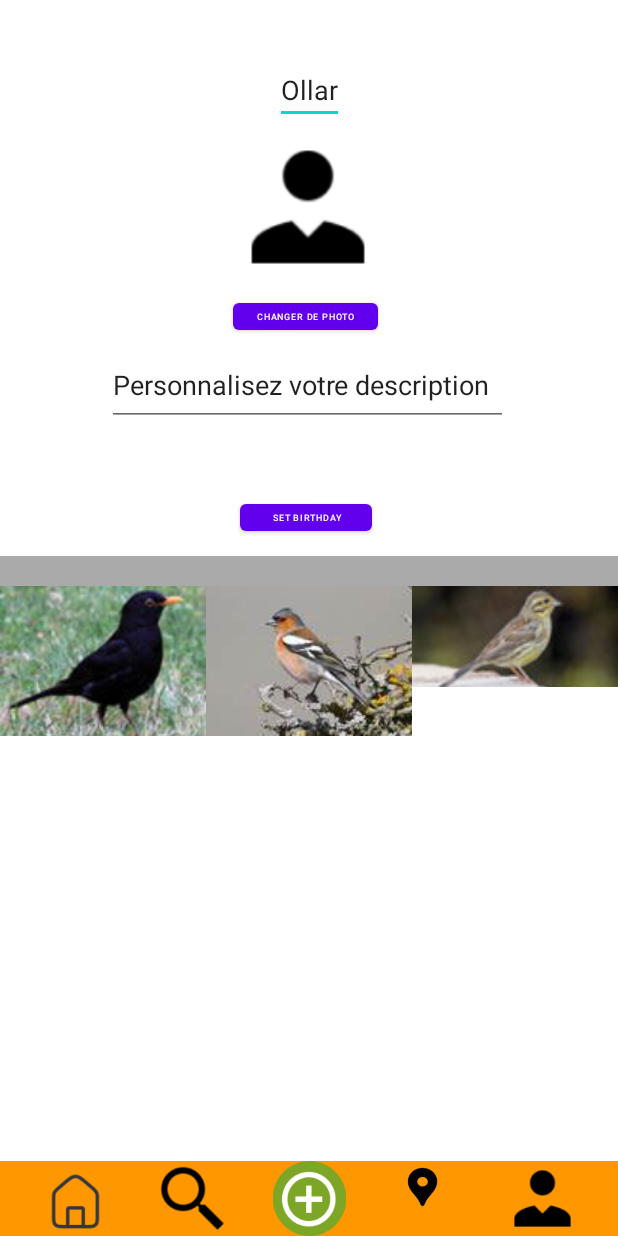
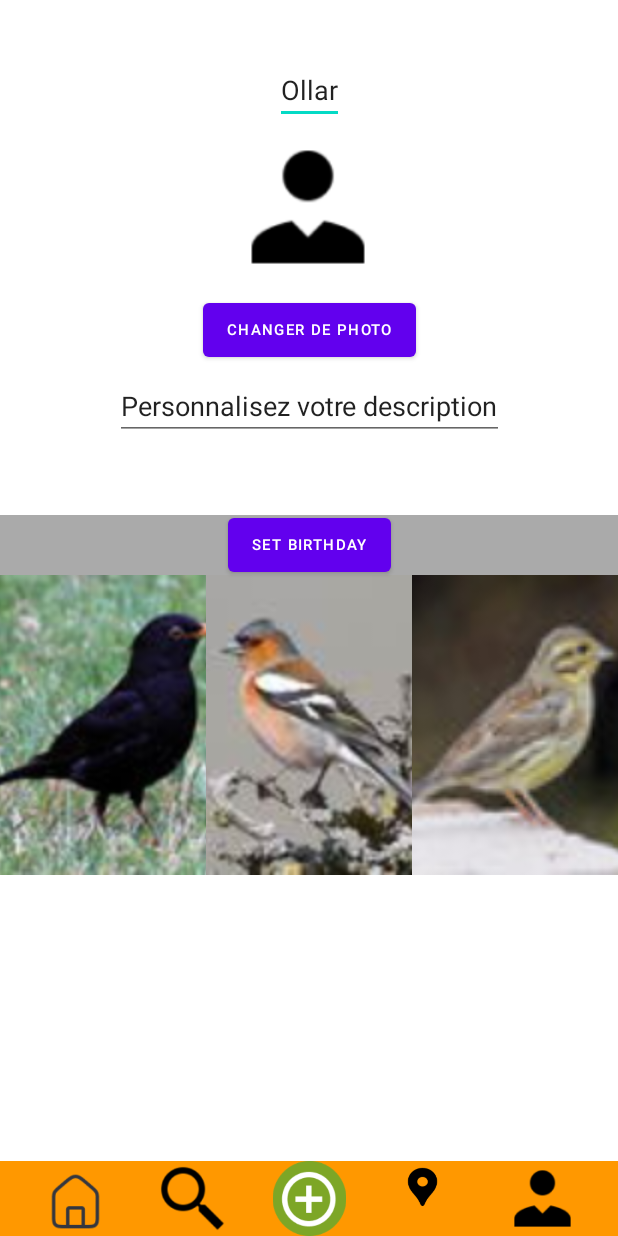
Before and after one commit to deliasTheo/Mon-Zozio, an Android app: the screen it shows after launch (Profil), after a tap on an icon or button, on a phone screen of 412 x 824 dp. Run offline under Robolectric (Android 15) with nearby library versions, the phone set to English and light mode, and no system bars; pictures from the network do not load; Roboto replaces fonts that are not available here.

Commit message:
responsive profile

```diff
--- a/app/build.gradle
+++ b/app/build.gradle
@@ -38,7 +38,8 @@ android {
 }
 
 dependencies {
-
+    implementation 'androidx.window:window:1.0.0'
+    implementation 'androidx.window:window-java:1.0.0'
     implementation 'androidx.appcompat:appcompat:1.6.1'
     implementation 'com.google.android.material:material:1.8.0'
     implementation 'androidx.constraintlayout:constraintlayout:2.1.4'
--- a/app/src/main/java/edu/polytech/Mon_Zozio/Profil.java
+++ b/app/src/main/java/edu/polytech/Mon_Zozio/Profil.java
@@ -1,6 +1,9 @@
 package edu.polytech.Mon_Zozio;
 
 import androidx.appcompat.app.AppCompatActivity;
+import androidx.constraintlayout.widget.ConstraintLayout;
+import androidx.constraintlayout.widget.ConstraintSet;
+import androidx.constraintlayout.widget.Guideline;
 import androidx.fragment.app.Fragment;
 
 import android.app.DatePickerDialog;
@@ -17,6 +20,7 @@ import android.text.Editable;
 import android.text.TextWatcher;
 import android.util.Log;
 import android.view.View;
+import android.view.ViewGroup;
 import android.view.Window;
 import android.view.inputmethod.InputMethodManager;
 import android.widget.AdapterView;
@@ -58,10 +62,16 @@ public class Profil extends AppCompatActivity implements ClickableMenuItem<Integ
         fragmentFame.setArguments(args);
         getSupportFragmentManager().beginTransaction().add(R.id.fragmentMenu, (Fragment) fragmentFame).commit();
 
+
+        WindowSizeClass currentHeight = WindowSizeClass.computeWindowSizeClasses(getResources(), this)[0];
+        WindowSizeClass currentWidth = WindowSizeClass.computeWindowSizeClasses(getResources(), this)[1];
+
+
         // Description
         description = findViewById(R.id.description);
         description.setText(User.getInstance().getDescription());
         btnDescriptionValidation = findViewById(R.id.btndescriptionvalidation);
+
 
         // Photo
         btnPhoto = findViewById(R.id.btnphoto);
@@ -76,7 +86,7 @@ public class Profil extends AppCompatActivity implements ClickableMenuItem<Integ
 
         // GridView
         GridView gridView = findViewById(R.id.gridView);
-        ProfileImageAdapter imageAdapter = new ProfileImageAdapter(this);
+        ProfileImageAdapter imageAdapter = new ProfileImageAdapter(this, getResources(), this);
         gridView.setAdapter(imageAdapter);
 
         // Ajoutez vos images à l'adaptateur de la grille
@@ -151,6 +161,38 @@ public class Profil extends AppCompatActivity implements ClickableMenuItem<Integ
                 showBirthdayPickerDialog();
             }
         });
+        ConstraintLayout constraintLayout = findViewById(R.id.layoutConstraint);
+        ConstraintSet constraintSet = new ConstraintSet();
+        constraintSet.clone(constraintLayout);
+
+        if(currentWidth==WindowSizeClass.EXPANDED){
+            btnDescriptionValidation.setWidth(500);
+            userName.setTextSize(40);
+            description.setTextSize(40);
+            description.setMaxWidth(1500);
+
+            constraintSet.connect(btnSetBirthday.getId(), ConstraintSet.START, btnPhoto.getId(), ConstraintSet.END);
+            constraintSet.connect(btnSetBirthday.getId(), ConstraintSet.END, ConstraintSet.PARENT_ID, ConstraintSet.END);
+            constraintSet.connect(btnSetBirthday.getId(), ConstraintSet.TOP, btnPhoto.getId(), ConstraintSet.TOP);
+            constraintSet.connect(btnSetBirthday.getId(), ConstraintSet.BOTTOM, btnPhoto.getId(), ConstraintSet.BOTTOM);
+            constraintSet.applyTo(constraintLayout);
+
+            constraintSet.connect(btnPhoto.getId(), ConstraintSet.END, btnSetBirthday.getId(), ConstraintSet.START);
+            constraintSet.applyTo(constraintLayout);
+
+            btnSetBirthday.setTextSize(23);
+            btnPhoto.setTextSize(23);
+            btnSetBirthday.setWidth(650);
+            btnPhoto.setWidth(650);
+
+            ViewGroup.LayoutParams layoutParams = imageView.getLayoutParams();
+            layoutParams.height = (int) (layoutParams.height*2);
+            layoutParams.width = (int) (layoutParams.width*2);
+            imageView.setLayoutParams(layoutParams);
+
+
+        }
+
     }
 
 
--- a/app/src/main/java/edu/polytech/Mon_Zozio/ProfileImageAdapter.java
+++ b/app/src/main/java/edu/polytech/Mon_Zozio/ProfileImageAdapter.java
@@ -1,11 +1,14 @@
 package edu.polytech.Mon_Zozio;
 
 import android.content.Context;
+import android.content.res.Resources;
 import android.view.View;
 import android.view.ViewGroup;
 import android.widget.BaseAdapter;
 import android.widget.GridView;
 import android.widget.ImageView;
+
+import androidx.appcompat.app.AppCompatActivity;
 
 import java.util.ArrayList;
 import java.util.List;
@@ -13,10 +16,15 @@ import java.util.List;
 public class ProfileImageAdapter extends BaseAdapter {
     private Context context;
     private List<Integer> images;
+    private WindowSizeClass width;
 
-    public ProfileImageAdapter(Context context) {
+
+
+    public ProfileImageAdapter(Context context, Resources resources, AppCompatActivity activity) {
         this.context = context;
         this.images = new ArrayList<>();
+        width = WindowSizeClass.computeWindowSizeClasses(resources, activity)[1];
+
     }
 
     public void addImage(int resourceId) {
@@ -44,7 +52,11 @@ public class ProfileImageAdapter extends BaseAdapter {
         ImageView imageView;
         if (convertView == null) {
             imageView = new ImageView(context);
-            imageView.setLayoutParams(new GridView.LayoutParams(ViewGroup.LayoutParams.MATCH_PARENT, ViewGroup.LayoutParams.MATCH_PARENT));
+            if(width==WindowSizeClass.EXPANDED){
+                imageView.setLayoutParams(new GridView.LayoutParams(ViewGroup.LayoutParams.MATCH_PARENT,500));
+            }else{
+                imageView.setLayoutParams(new GridView.LayoutParams(ViewGroup.LayoutParams.MATCH_PARENT, 300));
+            }
             imageView.setScaleType(ImageView.ScaleType.CENTER_CROP);
         } else {
             imageView = (ImageView) convertView;
@@ -55,4 +67,12 @@ public class ProfileImageAdapter extends BaseAdapter {
 
         return imageView;
     }
+    public void setImage(int height, int width){
+        ImageView imageView;
+        imageView = new ImageView(context);
+        imageView.setLayoutParams(new GridView.LayoutParams(width,height));
+        imageView.setScaleType(ImageView.ScaleType.CENTER_CROP);
+
+
+    }
 }
--- /dev/null
+++ b/app/src/main/java/edu/polytech/Mon_Zozio/WindowSizeClass.java
@@ -0,0 +1,44 @@
+package edu.polytech.Mon_Zozio;
+
+import android.content.res.Resources;
+
+import androidx.appcompat.app.AppCompatActivity;
+import androidx.window.layout.WindowMetrics;
+import androidx.window.layout.WindowMetricsCalculator;
+
+public enum WindowSizeClass {
+
+    COMPACT, MEDIUM, EXPANDED;
+
+    public static WindowSizeClass[] computeWindowSizeClasses(Resources resources, AppCompatActivity activity) {
+        WindowMetrics metrics = WindowMetricsCalculator.getOrCreate()
+                .computeCurrentWindowMetrics(activity);
+
+        float widthDp = metrics.getBounds().width() /
+                resources.getDisplayMetrics().density;
+        WindowSizeClass widthWindowSizeClass;
+
+        if (widthDp < 600f) {
+            widthWindowSizeClass = WindowSizeClass.COMPACT;
+        } else if (widthDp < 840f) {
+            widthWindowSizeClass = WindowSizeClass.MEDIUM;
+        } else {
+            widthWindowSizeClass = WindowSizeClass.EXPANDED;
+        }
+
+        float heightDp = metrics.getBounds().height() /
+                resources.getDisplayMetrics().density;
+        WindowSizeClass heightWindowSizeClass;
+
+        if (heightDp < 480f) {
+            heightWindowSizeClass = WindowSizeClass.COMPACT;
+        } else if (heightDp < 900f) {
+            heightWindowSizeClass = WindowSizeClass.MEDIUM;
+        } else {
+            heightWindowSizeClass = WindowSizeClass.EXPANDED;
+        }
+        WindowSizeClass[] sizes = {heightWindowSizeClass, widthWindowSizeClass};
+        return sizes;
+        // Use widthWindowSizeClass and heightWindowSizeClass.
+    }
+}
--- a/app/src/main/res/layout/activity_profil.xml
+++ b/app/src/main/res/layout/activity_profil.xml
@@ -4,6 +4,7 @@
     xmlns:tools="http://schemas.android.com/tools"
     android:layout_width="match_parent"
     android:layout_height="match_parent"
+    android:id="@+id/layoutConstraint"
     tools:context=".Profil"
     tools:layout_editor_absoluteX="-1dp"
     tools:layout_editor_absoluteY="30dp">
@@ -49,11 +50,11 @@
 
     <EditText
         android:id="@+id/description"
-        android:layout_width="267dp"
-        android:layout_height="54dp"
+        android:layout_width="wrap_content"
+        android:layout_height="wrap_content"
+        android:maxWidth="300dp"
         android:layout_marginTop="4dp"
         android:text=""
-        app:layout_constraintHorizontal_bias="0.493"
         app:layout_constraintLeft_toLeftOf="parent"
         app:layout_constraintRight_toRightOf="parent"
         app:layout_constraintTop_toBottomOf="@id/btnphoto" />
@@ -61,24 +62,23 @@
     <Button
         android:id="@+id/btnphoto"
         android:layout_width="wrap_content"
-        android:layout_height="30dp"
+        android:layout_height="wrap_content"
         android:layout_marginTop="8dp"
+        android:layout_marginBottom="80dp"
         android:text="@string/changer_de_photos"
-        android:textSize="6dp"
+        android:textSize="10dp"
         app:layout_constraintEnd_toEndOf="parent"
-        app:layout_constraintHorizontal_bias="0.493"
         app:layout_constraintStart_toStartOf="parent"
         app:layout_constraintTop_toBottomOf="@+id/imageView" />
 
     <Button
         android:id="@+id/btndescriptionvalidation"
         android:layout_width="wrap_content"
-        android:layout_height="30dp"
+        android:layout_height="0dp"
         android:layout_marginTop="8dp"
         android:text="@string/valider"
-        android:textSize="6dp"
+        android:textSize="10dp"
         android:visibility="invisible"
-        app:layout_constraintHorizontal_bias="0.498"
         app:layout_constraintLeft_toLeftOf="parent"
         app:layout_constraintRight_toRightOf="parent"
         app:layout_constraintTop_toBottomOf="@id/description" />
@@ -86,25 +86,25 @@
     <Button
         android:id="@+id/btnSetBirthday"
         android:layout_width="wrap_content"
-        android:layout_height="30dp"
-        android:layout_marginTop="8dp"
+        android:layout_height="wrap_content"
         android:text="Set Birthday"
-        android:textSize="6dp"
+        android:textSize="10dp"
         app:layout_constraintEnd_toEndOf="parent"
-        app:layout_constraintHorizontal_bias="0.493"
         app:layout_constraintStart_toStartOf="parent"
-        app:layout_constraintTop_toBottomOf="@+id/btndescriptionvalidation" />
+        app:layout_constraintTop_toTopOf="@+id/horizontalSeparator"
+        app:layout_constraintBottom_toBottomOf="@+id/horizontalSeparator" />
+
 
 
     <!-- Rectangle gris horizontal -->
     <View
         android:id="@+id/horizontalSeparator"
         android:layout_width="match_parent"
-        android:layout_height="20dp"
+        android:layout_height="40dp"
         android:background="@android:color/darker_gray"
         app:layout_constraintTop_toBottomOf="@id/description"
         app:layout_constraintBottom_toTopOf="@id/gridView"
-        android:layout_marginTop="130px"/>
+        android:layout_marginTop="50dp"/>
 
 
 
@@ -124,11 +124,9 @@
         android:numColumns="3"
         app:layout_constraintBottom_toBottomOf="parent"
         app:layout_constraintEnd_toEndOf="parent"
+        app:layout_constraintHorizontal_bias="1.0"
         app:layout_constraintStart_toStartOf="parent"
-        app:layout_constraintTop_toBottomOf="@id/horizontalSeparator">
-
-
-    </GridView>
+        app:layout_constraintTop_toBottomOf="@id/horizontalSeparator"></GridView>
 
     <FrameLayout
         android:id="@+id/fragmentMenu"
```
Also changed, not shown: app/src/main/java/edu/polytech/Mon_Zozio/MainActivity.java (+8 -1 lines).
